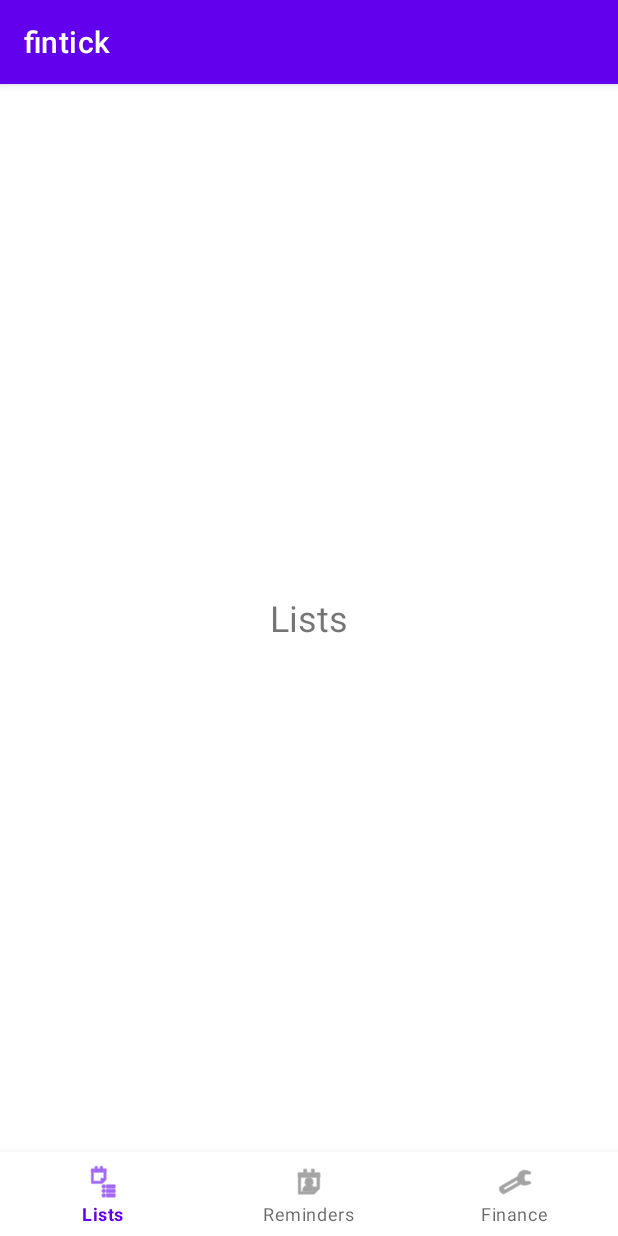
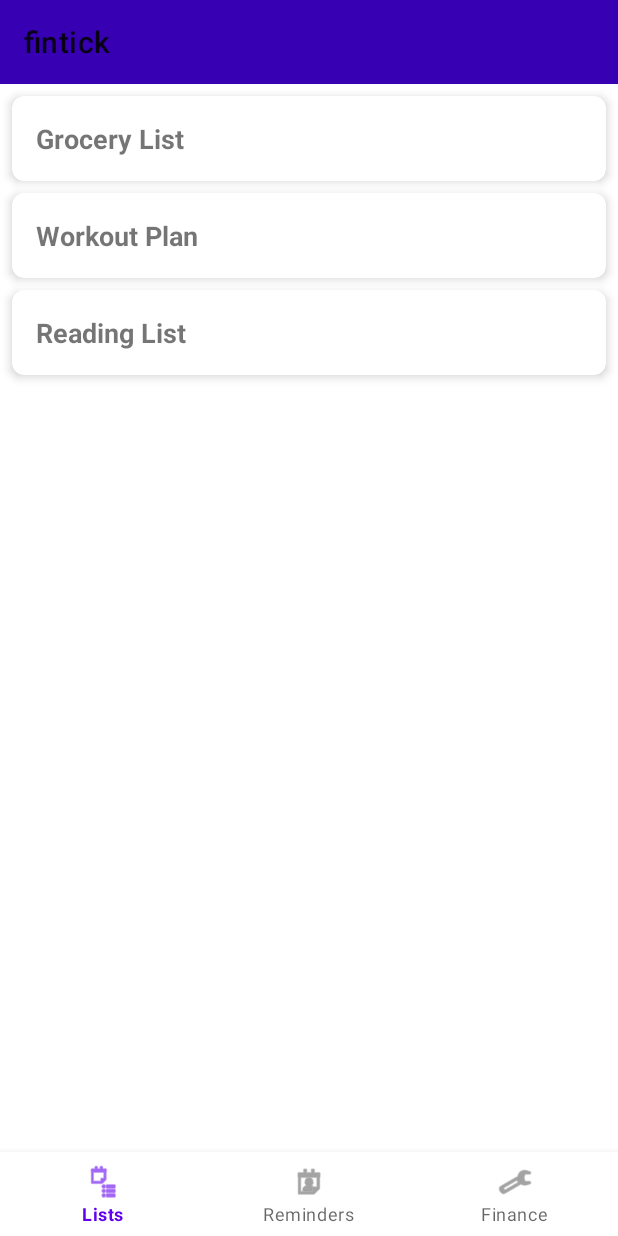
Before and after one commit to navidAbbasian/expenses-mobile, an Android app: the screen it shows after launch (MainActivity), on a phone screen of 412 x 824 dp. Run offline under Robolectric (Android 15) with nearby library versions, the phone set to English and light mode, and no system bars.

Commit message:
chore: add recycler view for show lists

```diff
--- /dev/null
+++ b/app/src/main/java/com/example/fintick/ListsAdapter.java
@@ -0,0 +1,50 @@
+package com.example.fintick;
+
+import android.view.LayoutInflater;
+import android.view.View;
+import android.view.ViewGroup;
+import android.widget.TextView;
+
+import androidx.annotation.NonNull;
+import androidx.recyclerview.widget.RecyclerView;
+
+import java.util.List;
+
+public class ListsAdapter extends RecyclerView.Adapter<ListsAdapter.ListViewHolder> {
+
+    private List<String> itemList;
+
+    // Constructor to receive data
+    public ListsAdapter(List<String> itemList) {
+        this.itemList = itemList;
+    }
+
+    // ViewHolder class
+    public static class ListViewHolder extends RecyclerView.ViewHolder {
+        TextView itemTitle;
+
+        public ListViewHolder(View view) {
+            super(view);
+            itemTitle = view.findViewById(R.id.item_title);
+        }
+    }
+
+    @NonNull
+    @Override
+    public ListViewHolder onCreateViewHolder(@NonNull ViewGroup parent, int viewType) {
+        View itemView = LayoutInflater.from(parent.getContext())
+                .inflate(R.layout.item_list, parent, false);
+        return new ListViewHolder(itemView);
+    }
+
+    @Override
+    public void onBindViewHolder(@NonNull ListViewHolder holder, int position) {
+        String title = itemList.get(position);
+        holder.itemTitle.setText(title);
+    }
+
+    @Override
+    public int getItemCount() {
+        return itemList.size();
+    }
+}
--- a/app/src/main/java/com/example/fintick/ListsFragment.java
+++ b/app/src/main/java/com/example/fintick/ListsFragment.java
@@ -2,11 +2,25 @@ package com.example.fintick;
 
 import android.os.Bundle;
 import androidx.fragment.app.Fragment;
+import androidx.recyclerview.widget.LinearLayoutManager;
+import androidx.recyclerview.widget.RecyclerView;
+import androidx.appcompat.widget.Toolbar;
+
 import android.view.LayoutInflater;
 import android.view.View;
 import android.view.ViewGroup;
 
+import java.util.ArrayList;
+import java.util.List;
+
+import androidx.appcompat.app.AppCompatActivity;
+
+
 public class ListsFragment extends Fragment {
+
+    private RecyclerView recyclerView;
+    private ListsAdapter adapter;
+    private List<String> sampleData;
 
     public ListsFragment() {
         // Required empty public constructor
@@ -15,7 +29,32 @@ public class ListsFragment extends Fragment {
     @Override
     public View onCreateView(LayoutInflater inflater, ViewGroup container,
                              Bundle savedInstanceState) {
-        // Inflate the layout for this fragment
-        return inflater.inflate(R.layout.fragment_lists, container, false);
+        // Inflate the layout
+        View view = inflater.inflate(R.layout.fragment_lists, container, false);
+
+        // Initialize Toolbar
+        Toolbar toolbar = view.findViewById(R.id.toolbar);
+
+        // Set toolbar as the ActionBar
+        AppCompatActivity activity = (AppCompatActivity) getActivity();
+        if (activity != null) {
+            activity.setSupportActionBar(toolbar);
+        }
+
+        // Initialize RecyclerView
+        recyclerView = view.findViewById(R.id.lists_recycler_view);
+        recyclerView.setLayoutManager(new LinearLayoutManager(getContext()));
+
+        // Sample data to display
+        sampleData = new ArrayList<>();
+        sampleData.add("Grocery List");
+        sampleData.add("Workout Plan");
+        sampleData.add("Reading List");
+
+        // Set adapter
+        adapter = new ListsAdapter(sampleData);
+        recyclerView.setAdapter(adapter);
+
+        return view;
     }
 }
--- a/app/src/main/res/layout/fragment_lists.xml
+++ b/app/src/main/res/layout/fragment_lists.xml
@@ -1,13 +1,26 @@
 <?xml version="1.0" encoding="utf-8"?>
 <LinearLayout xmlns:android="http://schemas.android.com/apk/res/android"
+    xmlns:app="http://schemas.android.com/apk/res-auto"
     android:orientation="vertical"
-    android:gravity="center"
     android:layout_width="match_parent"
     android:layout_height="match_parent">
 
-    <TextView
-        android:text="Lists"
-        android:textSize="24sp"
-        android:layout_width="wrap_content"
-        android:layout_height="wrap_content" />
+    <!-- App Bar -->
+    <androidx.appcompat.widget.Toolbar
+        android:id="@+id/toolbar"
+        android:layout_width="match_parent"
+        android:layout_height="?attr/actionBarSize"
+        android:background="@color/purple_700"
+        android:title="fintick"
+        android:titleTextColor="@android:color/white" />
+
+    <!-- RecyclerView for lists -->
+    <androidx.recyclerview.widget.RecyclerView
+        android:id="@+id/lists_recycler_view"
+        android:layout_width="match_parent"
+        android:layout_height="0dp"
+        android:layout_weight="1"
+        android:padding="8dp"
+        android:clipToPadding="false" />
+
 </LinearLayout>
--- /dev/null
+++ b/app/src/main/res/layout/item_list.xml
@@ -0,0 +1,18 @@
+<?xml version="1.0" encoding="utf-8"?>
+<androidx.cardview.widget.CardView xmlns:android="http://schemas.android.com/apk/res/android"
+    xmlns:card_view="http://schemas.android.com/apk/res-auto"
+    android:layout_width="match_parent"
+    android:layout_height="wrap_content"
+    android:layout_marginBottom="8dp"
+    card_view:cardCornerRadius="8dp"
+    card_view:cardElevation="4dp">
+
+    <TextView
+        android:id="@+id/item_title"
+        android:layout_width="match_parent"
+        android:layout_height="wrap_content"
+        android:padding="16dp"
+        android:text="Sample Item"
+        android:textSize="18sp"
+        android:textStyle="bold" />
+</androidx.cardview.widget.CardView>
--- a/app/src/main/res/values/themes.xml
+++ b/app/src/main/res/values/themes.xml
@@ -1,6 +1,8 @@
 <resources xmlns:tools="http://schemas.android.com/tools">
     <!-- Base application theme. -->
-    <style name="Theme.Fintick" parent="Theme.MaterialComponents.DayNight.DarkActionBar">
+    <style name="Theme.Fintick" parent="Theme.MaterialComponents.DayNight.NoActionBar">
+        <item name="windowActionBar">false</item>
+        <item name="windowNoTitle">true</item>
         <!-- Primary brand color. -->
         <item name="colorPrimary">@color/purple_500</item>
         <item name="colorPrimaryVariant">@color/purple_700</item>
```
